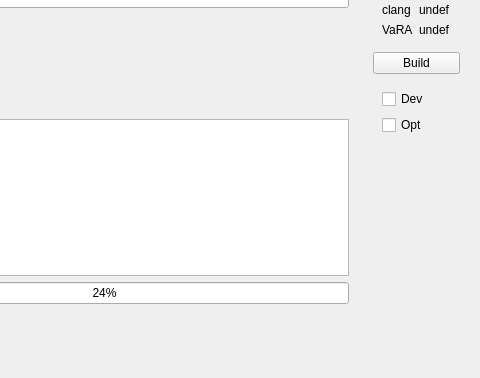
se-sic/VaRA-Tool-Suite, file uicomponents/BuildMenu.ui: the form before one commit; both pictures show x 160 to 640 and y 102 to 480 of the 640 by 480 pixel window.
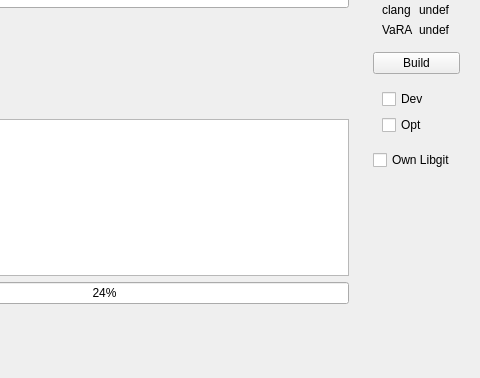
The form after the commit.

Commit message: Add GUI and CLI support for building own libgit2

```diff
--- a/uicomponents/BuildMenu.ui
+++ b/uicomponents/BuildMenu.ui
@@ -206,6 +206,13 @@
         </layout>
        </widget>
       </item>
+      <item>
+       <widget class="QCheckBox" name="libgitButton">
+        <property name="text">
+         <string>Own Libgit</string>
+        </property>
+       </widget>
+      </item>
       <item>
        <spacer name="verticalSpacer">
         <property name="orientation">
```
The commit also changes 4 other files.
